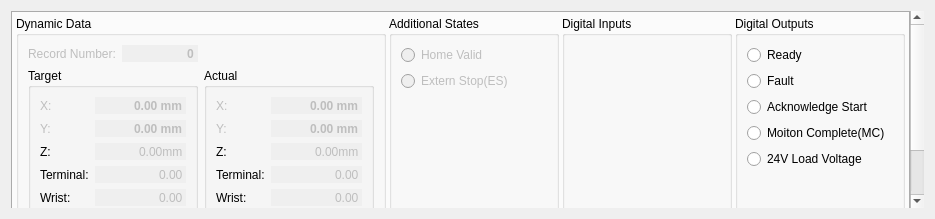
This is source/plugin/t4/t4oppanel.ui in ww4u/mct-t4 as Qt 5 draws it before an edit. The edited form follows.
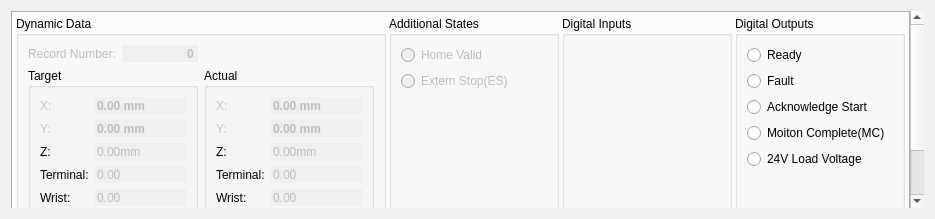
This is the edited form. The open tabs and pages were chosen to show the change. Icons and pictures are not drawn. Custom widgets are drawn as their Qt base class.

Diff of the .ui file:
```diff
--- a/source/plugin/t4/t4oppanel.ui
+++ b/source/plugin/t4/t4oppanel.ui
@@ -163,7 +163,7 @@
                     <bool>false</bool>
                    </property>
                    <property name="alignment">
-                    <set>Qt::AlignRight|Qt::AlignTrailing|Qt::AlignVCenter</set>
+                    <set>Qt::AlignLeading|Qt::AlignLeft|Qt::AlignVCenter</set>
                    </property>
                    <property name="readOnly">
                     <bool>true</bool>
@@ -233,7 +233,7 @@
                     <bool>false</bool>
                    </property>
                    <property name="alignment">
-                    <set>Qt::AlignRight|Qt::AlignTrailing|Qt::AlignVCenter</set>
+                    <set>Qt::AlignLeading|Qt::AlignLeft|Qt::AlignVCenter</set>
                    </property>
                    <property name="readOnly">
                     <bool>true</bool>
@@ -280,7 +280,7 @@
                     <bool>false</bool>
                    </property>
                    <property name="alignment">
-                    <set>Qt::AlignRight|Qt::AlignTrailing|Qt::AlignVCenter</set>
+                    <set>Qt::AlignLeading|Qt::AlignLeft|Qt::AlignVCenter</set>
                    </property>
                    <property name="readOnly">
                     <bool>true</bool>
@@ -324,7 +324,7 @@
                     <bool>false</bool>
                    </property>
                    <property name="alignment">
-                    <set>Qt::AlignRight|Qt::AlignTrailing|Qt::AlignVCenter</set>
+                    <set>Qt::AlignLeading|Qt::AlignLeft|Qt::AlignVCenter</set>
                    </property>
                    <property name="readOnly">
                     <bool>true</bool>
@@ -349,7 +349,7 @@
                     <bool>false</bool>
                    </property>
                    <property name="alignment">
-                    <set>Qt::AlignRight|Qt::AlignTrailing|Qt::AlignVCenter</set>
+                    <set>Qt::AlignLeading|Qt::AlignLeft|Qt::AlignVCenter</set>
                    </property>
                    <property name="readOnly">
                     <bool>true</bool>
@@ -464,7 +464,7 @@
                     <bool>false</bool>
                    </property>
                    <property name="alignment">
-                    <set>Qt::AlignRight|Qt::AlignTrailing|Qt::AlignVCenter</set>
+                    <set>Qt::AlignLeading|Qt::AlignLeft|Qt::AlignVCenter</set>
                    </property>
                    <property name="readOnly">
                     <bool>true</bool>
@@ -498,7 +498,7 @@
                     <bool>false</bool>
                    </property>
                    <property name="alignment">
-                    <set>Qt::AlignRight|Qt::AlignTrailing|Qt::AlignVCenter</set>
+                    <set>Qt::AlignLeading|Qt::AlignLeft|Qt::AlignVCenter</set>
                    </property>
                    <property name="readOnly">
                     <bool>true</bool>
@@ -523,7 +523,7 @@
                     <bool>false</bool>
                    </property>
                    <property name="alignment">
-                    <set>Qt::AlignRight|Qt::AlignTrailing|Qt::AlignVCenter</set>
+                    <set>Qt::AlignLeading|Qt::AlignLeft|Qt::AlignVCenter</set>
                    </property>
                    <property name="readOnly">
                     <bool>true</bool>
@@ -571,7 +571,7 @@
                     <bool>false</bool>
                    </property>
                    <property name="alignment">
-                    <set>Qt::AlignRight|Qt::AlignTrailing|Qt::AlignVCenter</set>
+                    <set>Qt::AlignLeading|Qt::AlignLeft|Qt::AlignVCenter</set>
                    </property>
                    <property name="readOnly">
                     <bool>true</bool>
@@ -617,7 +617,7 @@
                     <bool>false</bool>
                    </property>
                    <property name="alignment">
-                    <set>Qt::AlignRight|Qt::AlignTrailing|Qt::AlignVCenter</set>
+                    <set>Qt::AlignLeading|Qt::AlignLeft|Qt::AlignVCenter</set>
                    </property>
                    <property name="readOnly">
                     <bool>true</bool>
```
Left out of the diff: 2 changed lines with no effect on the pictures.
